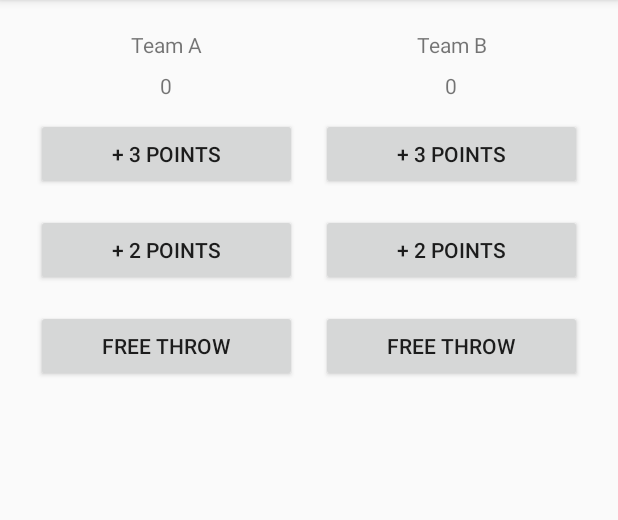
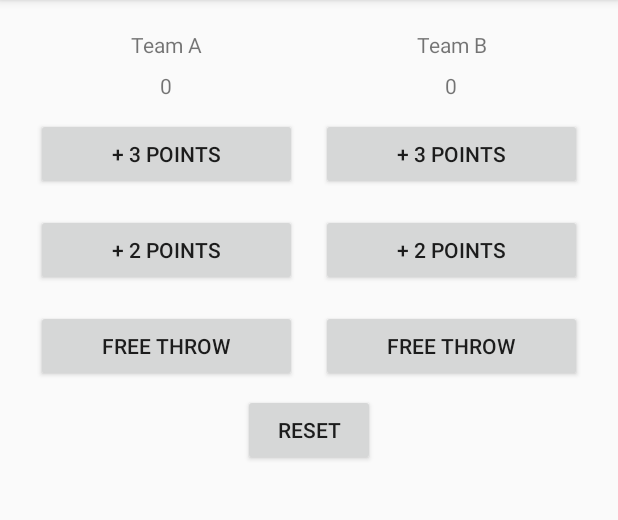
Before and after one commit to tomdwipo/Court_Counter, an Android app: the screen it shows after launch (MainActivity), on a phone screen of 412 x 824 dp, the part 84-604 px from its top. Run offline under Robolectric (Android 15) with nearby library versions, the phone set to English and light mode, and no system bars.

Commit message:
add reset button

```diff
--- a/app/src/main/java/com/example/android/courtcounter/MainActivity.java
+++ b/app/src/main/java/com/example/android/courtcounter/MainActivity.java
@@ -64,6 +64,12 @@ public class MainActivity extends AppCompatActivity {
         displayForTeamB(scoreTeamB);
         displayForTeamB(scoreTeamB);
     }
+    public void reset(View view){
+        scoreTeamA = 0;
+        scoreTeamB = 0;
+        displayForTeamA(scoreTeamA);
+        displayForTeamB(scoreTeamB);
+    }
 
     @Override
     public boolean onCreateOptionsMenu(Menu menu) {
--- a/app/src/main/res/layout/activity_main.xml
+++ b/app/src/main/res/layout/activity_main.xml
@@ -6,8 +6,12 @@
     android:paddingLeft="@dimen/activity_horizontal_margin"
     android:paddingRight="@dimen/activity_horizontal_margin"
     android:paddingTop="@dimen/activity_vertical_margin"
-    android:orientation="horizontal"
+    android:orientation="vertical"
     tools:context=".MainActivity">
+    <LinearLayout
+        android:layout_width="match_parent"
+        android:layout_height="wrap_content"
+        android:orientation="horizontal">
 <LinearLayout
     android:layout_width="match_parent"
     android:layout_height="wrap_content"
@@ -83,5 +87,13 @@
             android:layout_margin="8dp"
             android:onClick="freeB"/>
     </LinearLayout>
+    </LinearLayout>
+    <Button
+        android:layout_width="wrap_content"
+        android:layout_height="wrap_content"
+        android:layout_gravity="center_horizontal"
+        android:text="reset"
+        android:onClick="reset"
+        />
 
 </LinearLayout>
```
